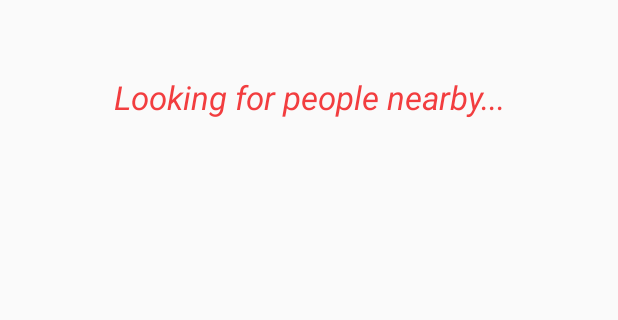
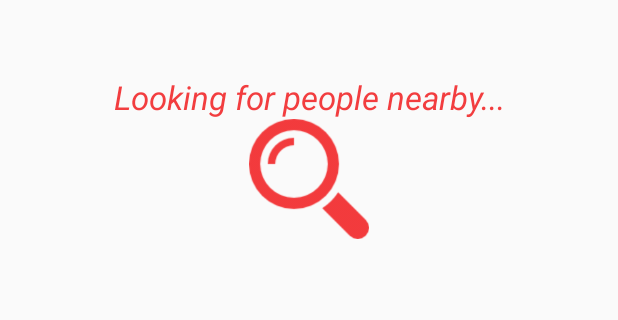
Before and after one commit to thtrung09031993/Tingada, an Android app: the HomeActivity screen opened directly, with no data from a screen before it, after a tap on "FIND NOW", on a phone screen of 412 x 824 dp, the part 120-440 px from its top. Run offline under Robolectric (Android 15) with nearby library versions, the phone set to English and light mode, and no system bars.

```diff
--- a/app/src/main/AndroidManifest.xml
+++ b/app/src/main/AndroidManifest.xml
@@ -39,7 +39,8 @@
         <activity
             android:name=".ProfileActivity"
             android:label="@string/title_activity_profile"
-            android:theme="@style/AppTheme"></activity>
+            android:theme="@style/AppTheme" />
+        <activity android:name=".ResultActivity"></activity>
     </application>
 
 </manifest>
--- a/app/src/main/java/hci201/tingada/ConfirmActivity.java
+++ b/app/src/main/java/hci201/tingada/ConfirmActivity.java
@@ -39,8 +39,8 @@ public class ConfirmActivity extends AppCompatActivity {
         System.out.println(tmp);
         if (tmp.equals(confirmCode)) {
             Toast.makeText(this, "Confirm successfully!", Toast.LENGTH_SHORT).show();
-            //Intent intent = new Intent(this, HomeActivity.class);
-            //startActivity(intent);
+            Intent intent = new Intent(this, HomeActivity.class);
+            startActivity(intent);
         } else {
             Toast.makeText(this, "Wrong confirm code!", Toast.LENGTH_SHORT).show();
         }
--- a/app/src/main/java/hci201/tingada/HomeActivity.java
+++ b/app/src/main/java/hci201/tingada/HomeActivity.java
@@ -1,9 +1,11 @@
 package hci201.tingada;
 
+import android.content.Intent;
 import android.support.v7.app.AppCompatActivity;
 import android.os.Bundle;
 import android.view.View;
 import android.widget.Button;
+import android.widget.ImageView;
 import android.widget.TextView;
 
 public class HomeActivity extends AppCompatActivity {
@@ -20,6 +22,22 @@ public class HomeActivity extends AppCompatActivity {
                 txtStatus.setText("Looking for people nearby...");
 
                 btnFind.setVisibility(View.GONE);
+                ImageView imgMagnifier = (ImageView) findViewById(R.id.imgMagnifier);
+                imgMagnifier.setVisibility(View.VISIBLE);
+                Thread searchProcess = new Thread(new Runnable() {
+                    @Override
+                    public void run() {
+                        try {
+                            Thread.sleep(3000);
+                            startActivity(new Intent(getApplicationContext(), ResultActivity.class));
+                            finish();
+                        }
+                        catch (Exception e){
+                            e.printStackTrace();
+                        }
+                    }
+                });
+                searchProcess.start();
             }
         });
     }
--- a/app/src/main/res/layout/activity_home_screen.xml
+++ b/app/src/main/res/layout/activity_home_screen.xml
@@ -76,6 +76,13 @@
             android:textSize="22dp"
             />
 
+        <ImageView
+            android:id="@+id/imgMagnifier"
+            android:layout_width="80dp"
+            android:layout_height="80dp"
+            android:src="@drawable/magnifier"
+            android:visibility="gone"/>
+
     </LinearLayout>
 
 </LinearLayout>
```
Also changed, not shown: app/src/main/java/hci201/tingada/ResultActivity.java (added, +13 -0 lines), app/src/main/res/layout/activity_result.xml (added, +9 -0 lines), app/src/main/res/drawable-v24/magnifier.png (added).
